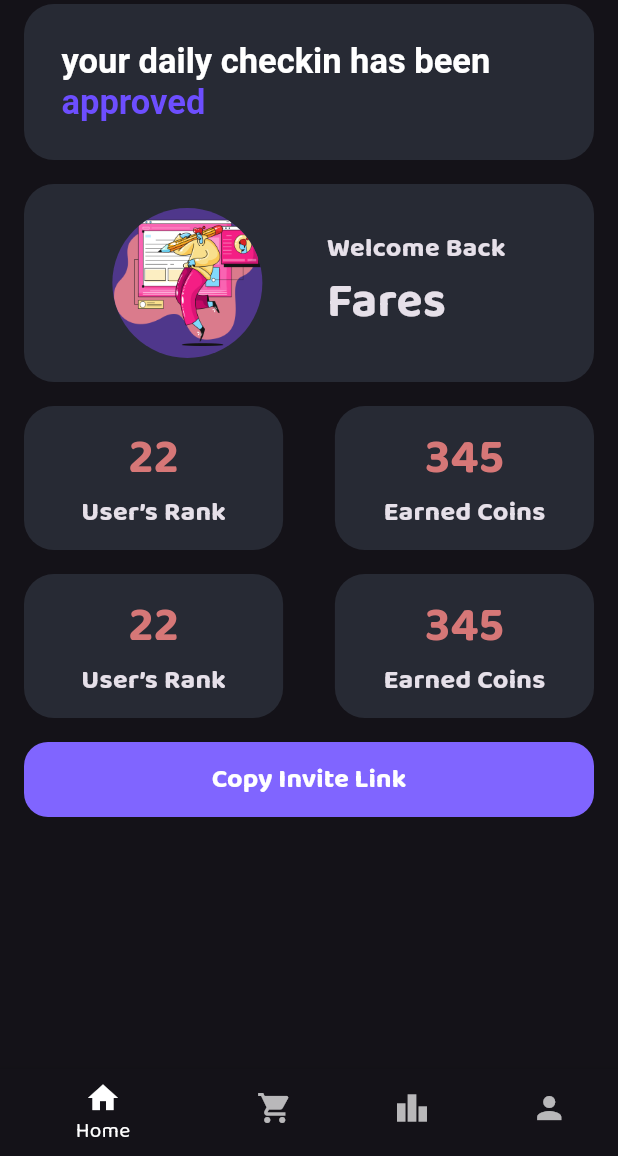
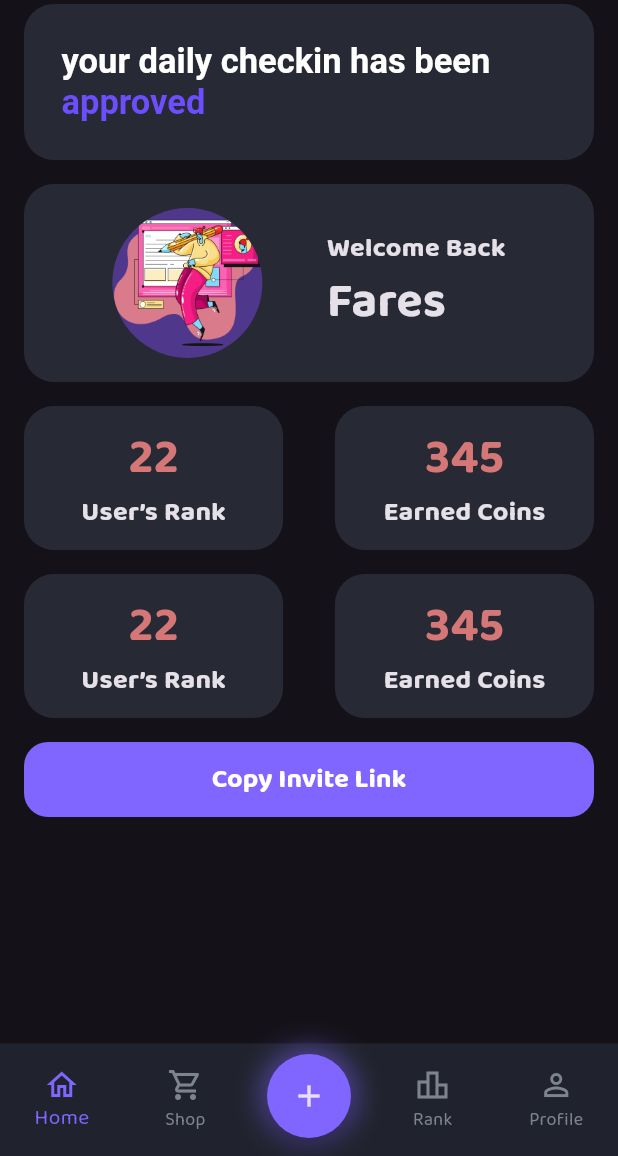
Before and after one commit to aymendn/coiniha-app, a Flutter app: the Nav screen opened directly, on a phone screen of 412 x 824 dp, the part 80-1236 px from its top. Run offline on Flutter 3.47's test engine with Material 2 defaults, Android fonts, the phone set to English and light mode, and no system bars; our stand-ins replace cloud_firestore, firebase_auth, firebase_core, flutter_hooks, google_sign_in, hooks_riverpod and 1 more; accounts and stored records are empty; statements that could not run were skipped.

Commit message:
Update nav.dart

```diff
--- a/lib/view/nav.dart
+++ b/lib/view/nav.dart
@@ -1,6 +1,7 @@
 import 'package:flutter/material.dart';
 import 'package:flutter_hooks/flutter_hooks.dart';
 import 'package:hooks_riverpod/hooks_riverpod.dart';
+import 'package:microhack/core/app_color.dart';
 import 'package:microhack/view/Leaderboard/leaderboard.dart';
 import 'package:microhack/view/Profile/profile_screen.dart';
 import 'package:microhack/view/Shop/shop.dart';
@@ -15,35 +16,72 @@ class Nav extends HookConsumerWidget {
     final List<Widget> pages = [
       const HomeScreen(),
       const ShopScreen(),
+      const SizedBox.shrink(),
       const LeaderBoardScreen(),
       const ProfileScreen(),
     ];
     return Scaffold(
       body: pages[currentIndex.value],
-      bottomNavigationBar: BottomNavigationBar(
+      bottomNavigationBar: SizedBox(
+        height: 75,
+        child: BottomNavigationBar(
           currentIndex: currentIndex.value,
-        onTap: (index) => currentIndex.value = index,
-        selectedItemColor: Colors.white,
-        unselectedItemColor: Colors.white70,
+          onTap: (index) {
+            if (index == 2) return;
+            currentIndex.value = index;
+          },
+          selectedItemColor: AppColor.primary,
+          unselectedItemColor: const Color(0xff7D848D),
+          backgroundColor: const Color(0xff20232D),
+          type: BottomNavigationBarType.fixed,
+          elevation: 0,
           items: const [
             BottomNavigationBarItem(
-            icon: Icon(Icons.home),
+              icon: Icon(Icons.home_outlined),
               label: 'Home',
             ),
             BottomNavigationBarItem(
-            icon: Icon(Icons.shopping_cart),
+              icon: Icon(Icons.shopping_cart_outlined),
               label: 'Shop',
             ),
             BottomNavigationBarItem(
-            icon: Icon(Icons.leaderboard),
-            label: 'Leaderboard',
+              icon: SizedBox.shrink(),
+              label: '',
             ),
             BottomNavigationBarItem(
-            icon: Icon(Icons.person),
+              icon: Icon(Icons.leaderboard_outlined),
+              label: 'Rank',
+            ),
+            BottomNavigationBarItem(
+              icon: Icon(Icons.person_outline),
               label: 'Profile',
             ),
           ],
         ),
+      ),
+      floatingActionButton: Transform(
+        transform: Matrix4.translationValues(0, 35, 0),
+        child: Container(
+          decoration: BoxDecoration(
+            shape: BoxShape.circle,
+            boxShadow: [
+              BoxShadow(
+                color: AppColor.primary.withOpacity(0.6),
+                spreadRadius: 3,
+                blurRadius: 15,
+                offset: const Offset(0, 0),
+              ),
+            ],
+          ),
+          child: FloatingActionButton(
+            onPressed: () {},
+            shape: const CircleBorder(),
+            backgroundColor: AppColor.primary,
+            child: const Icon(Icons.add),
+          ),
+        ),
+      ),
+      floatingActionButtonLocation: FloatingActionButtonLocation.centerDocked,
     );
   }
 }
```
Lines whose indentation alone changed are shown as unchanged.
